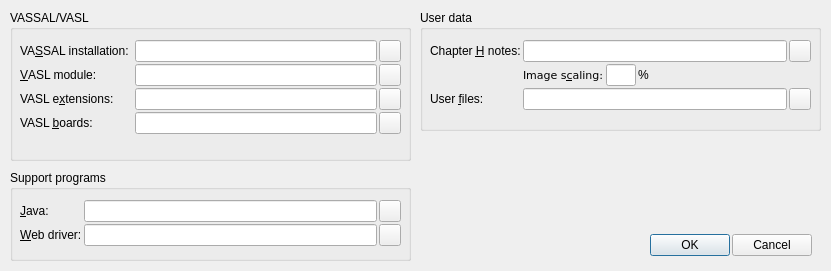
First picture: the form in vasl_templates/ui/server_settings.ui, repository pacman-ghost/vasl-templates, before the edit.
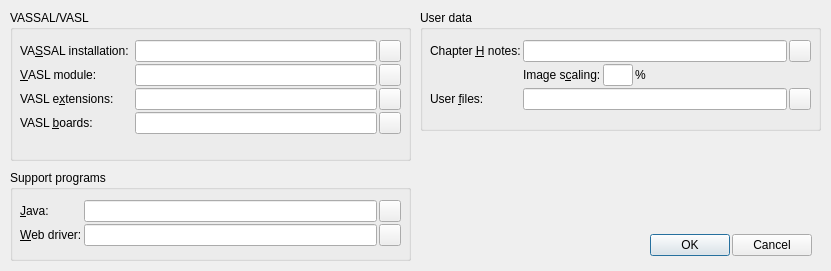
Second picture: the form after the edit.

Commit message: Adjusted the layout of dialogs in the desktop application for HiDPI.

Diff of the .ui file:
```diff
--- a/vasl_templates/ui/server_settings.ui
+++ b/vasl_templates/ui/server_settings.ui
@@ -37,7 +37,7 @@
       <x>10</x>
       <y>30</y>
       <width>381</width>
-      <height>51</height>
+      <height>58</height>
      </rect>
     </property>
     <layout class="QFormLayout" name="formLayout_3">
@@ -152,7 +152,7 @@
       <x>10</x>
       <y>30</y>
       <width>381</width>
-      <height>111</height>
+      <height>116</height>
      </rect>
     </property>
     <layout class="QFormLayout" name="formLayout">
@@ -357,7 +357,7 @@
       <x>10</x>
       <y>30</y>
       <width>381</width>
-      <height>81</height>
+      <height>86</height>
      </rect>
     </property>
     <layout class="QFormLayout" name="formLayout_4">
@@ -446,18 +446,6 @@
        </property>
        <item>
         <widget class="QLabel" name="chapter_h_image_scaling_label">
-         <property name="sizePolicy">
-          <sizepolicy hsizetype="Fixed" vsizetype="Preferred">
-           <horstretch>0</horstretch>
-           <verstretch>0</verstretch>
-          </sizepolicy>
-         </property>
-         <property name="font">
-          <font>
-           <family>DejaVu Sans</family>
-           <pointsize>8</pointsize>
-          </font>
-         </property>
          <property name="text">
           <string>Image s&amp;caling:</string>
          </property>
@@ -486,12 +474,6 @@
            <height>16777215</height>
           </size>
          </property>
-         <property name="font">
-          <font>
-           <family>DejaVu Sans</family>
-           <pointsize>8</pointsize>
-          </font>
-         </property>
          <property name="inputMask">
           <string/>
          </property>
```
The commit also changes 2 other files.
